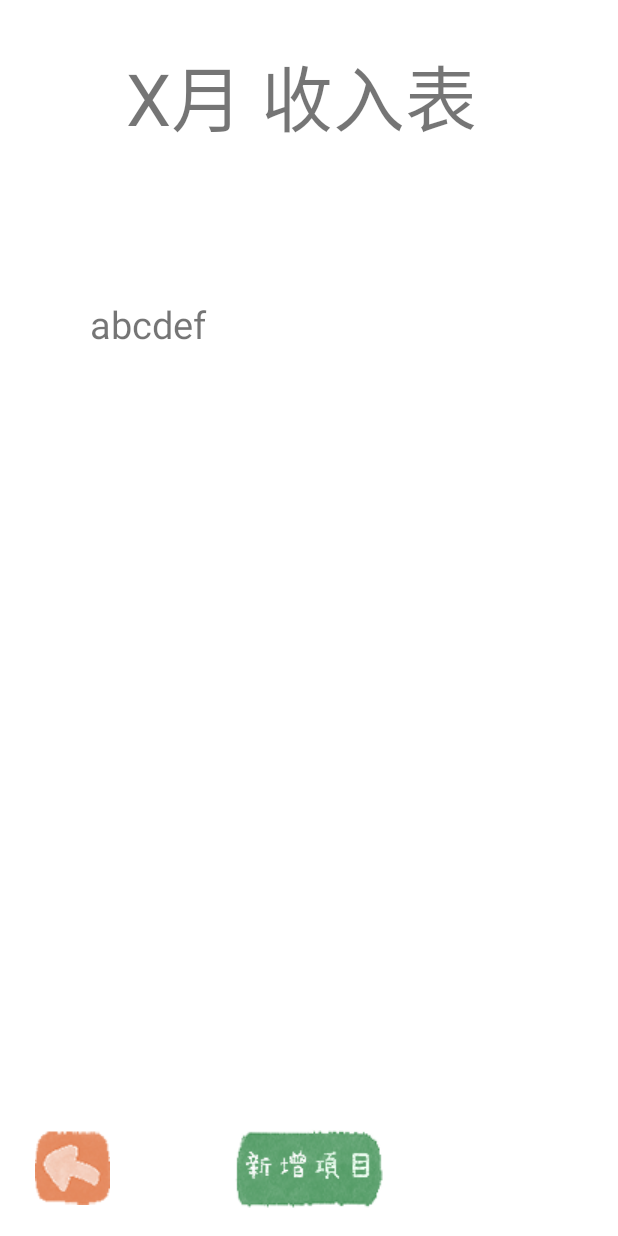
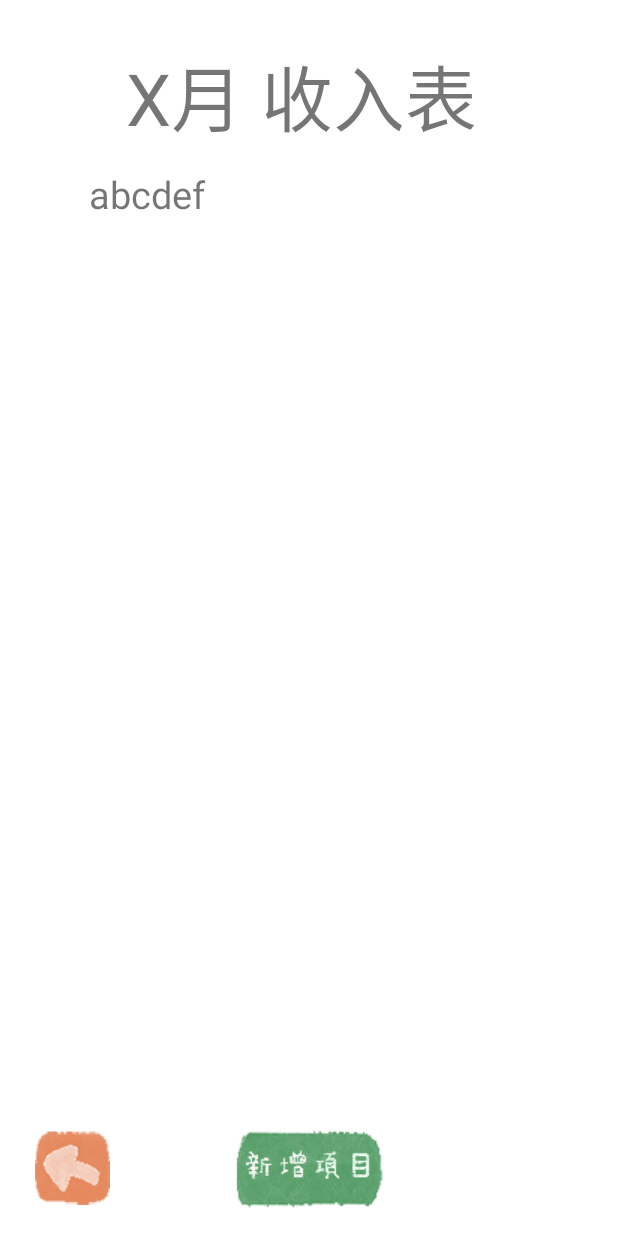
Before and after one commit to trinagle1289/Mobile-Game-Development-Final-Assignment, an Android app: the layout activity_income_list.xml on its own in the app's theme, with its tools: preview values and no code run, on a phone screen of 412 x 824 dp. Run offline under Robolectric (Android 15) with nearby library versions, the phone set to English and light mode, and no system bars.

Commit message:
[feat] 修正收入表顯示問題

```diff
--- a/app/src/main/java/tw/edu/pu/s1071554/mobile_game_development_final_assignment/DBHelper.kt
+++ b/app/src/main/java/tw/edu/pu/s1071554/mobile_game_development_final_assignment/DBHelper.kt
@@ -106,7 +106,7 @@ class DBHelper(
         var db = writableDatabase
 
         var sqlstr: String =
-            "INSERT INTO ${dbName}(time, amount, message) VALUES ( ${finData.time}, ${finData.amount}, ${finData.message})"
+            "INSERT INTO $dbName (time, amount, message) VALUES ( ${finData.time}, ${finData.amount}, ${finData.message})"
 
         db.execSQL(sqlstr)
     }
--- a/app/src/main/java/tw/edu/pu/s1071554/mobile_game_development_final_assignment/IncomeListActivity.kt
+++ b/app/src/main/java/tw/edu/pu/s1071554/mobile_game_development_final_assignment/IncomeListActivity.kt
@@ -44,8 +44,7 @@ class IncomeListActivity : AppCompatActivity() {
 
         var tstr: String = ""
         for (d in fdata) {
-            tstr += d.message + "\n"
-            Log.v("CCC", "ID:\n" + d.id + "amount:\n" + d.amount + "message: " + d.message)
+            tstr += "日期：" + d.time + "| 金額：" + d.amount + "\n描述：" + d.message + "\n"
         }
         list.setText(tstr)
 
--- a/app/src/main/res/layout/activity_income_add.xml
+++ b/app/src/main/res/layout/activity_income_add.xml
@@ -75,7 +75,7 @@
         android:layout_marginEnd="87dp"
         android:gravity="top|left"
         android:hint="請輸入此項目的描述"
-        android:inputType="textMultiLine|text"
+        android:inputType="textMultiLine"
         android:textColor="#000000"
         android:textSize="16sp"
         app:layout_constraintEnd_toEndOf="parent"
--- a/app/src/main/res/layout/activity_income_list.xml
+++ b/app/src/main/res/layout/activity_income_list.xml
@@ -21,12 +21,13 @@
         android:id="@+id/income_list_item_list"
         android:layout_width="292dp"
         android:layout_height="549dp"
-        android:layout_marginBottom="76dp"
+        android:layout_marginTop="20dp"
         android:text="abcdef"
         android:textSize="25dp"
-        app:layout_constraintBottom_toBottomOf="parent"
         app:layout_constraintEnd_toEndOf="parent"
-        app:layout_constraintStart_toStartOf="parent" />
+        app:layout_constraintHorizontal_bias="0.495"
+        app:layout_constraintStart_toStartOf="parent"
+        app:layout_constraintTop_toBottomOf="@+id/income_list_title_text" />
 
     <ImageButton
         android:id="@+id/income_list_back_gtn"
```
